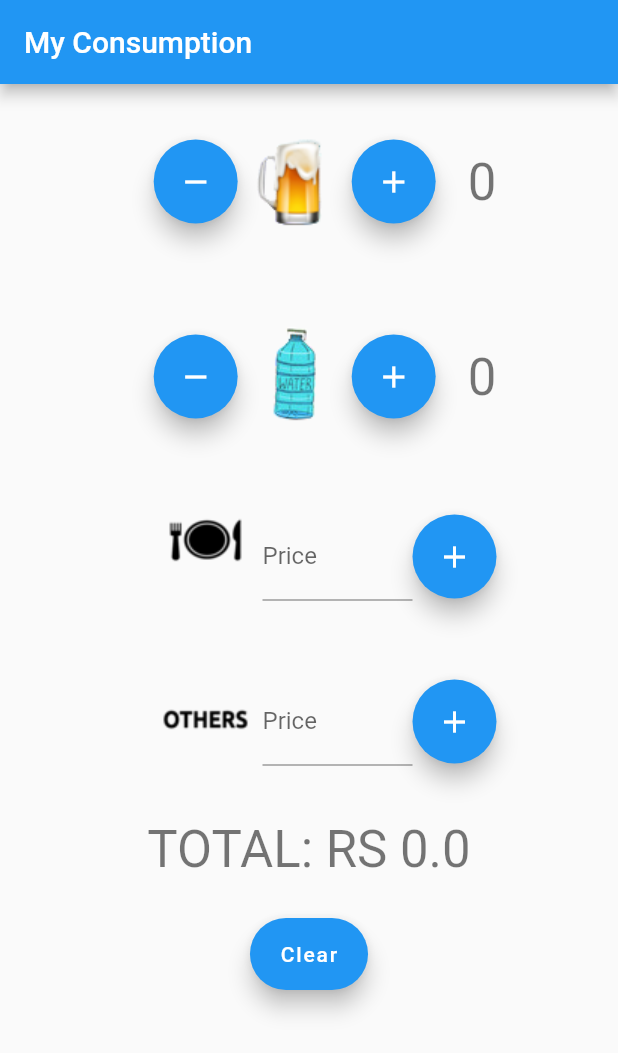
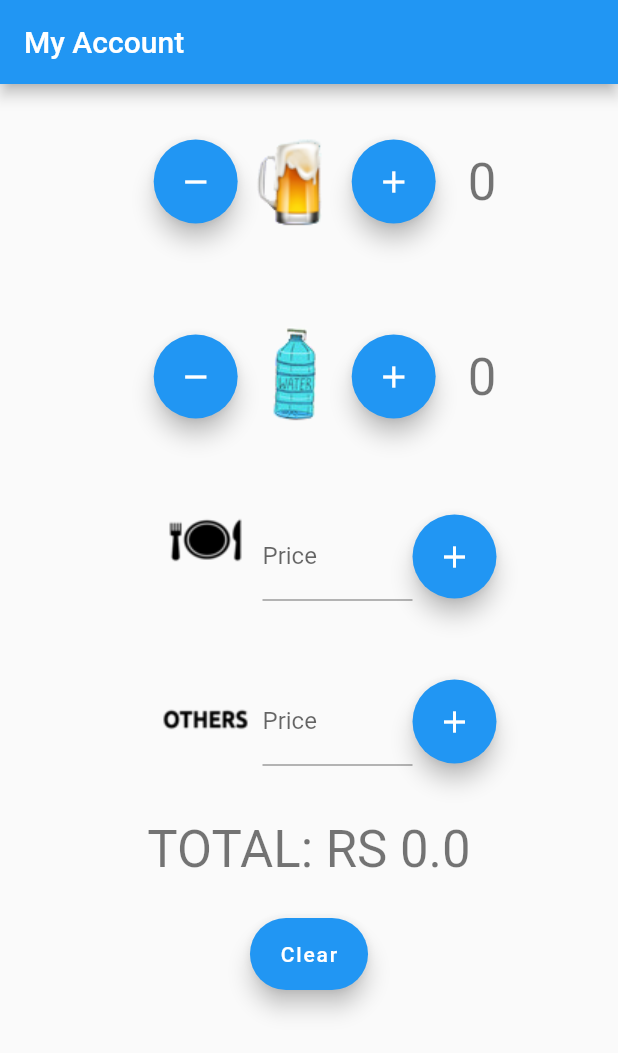
Before and after one commit to AngeloCastro9/My_Account, a Flutter app: the screen it shows after launch, on a phone screen of 412 x 824 dp. Shown: the top 1053 px of the screen. Run offline on Flutter 3.47's test engine with Material 2 defaults, Android fonts, the light colour scheme and no system bars.

Commit message:
Add Icon and Bug Fix

```diff
--- a/lib/main.dart
+++ b/lib/main.dart
@@ -9,11 +9,11 @@ class MyApp extends StatelessWidget {
   @override
   Widget build(BuildContext context) {
     return MaterialApp(
-      title: 'My Consumption',
+      title: 'My Account',
       theme: ThemeData(
         primarySwatch: Colors.blue,
       ),
-      home: MyHomePage(title: 'My Consumption'),
+      home: MyHomePage(title: 'My Account'),
     );
   }
 }
```
Also changed, not shown: pubspec.yaml (+7 -1 lines), assets/images/icon.png (added), pubspec.lock, 42 other files.
